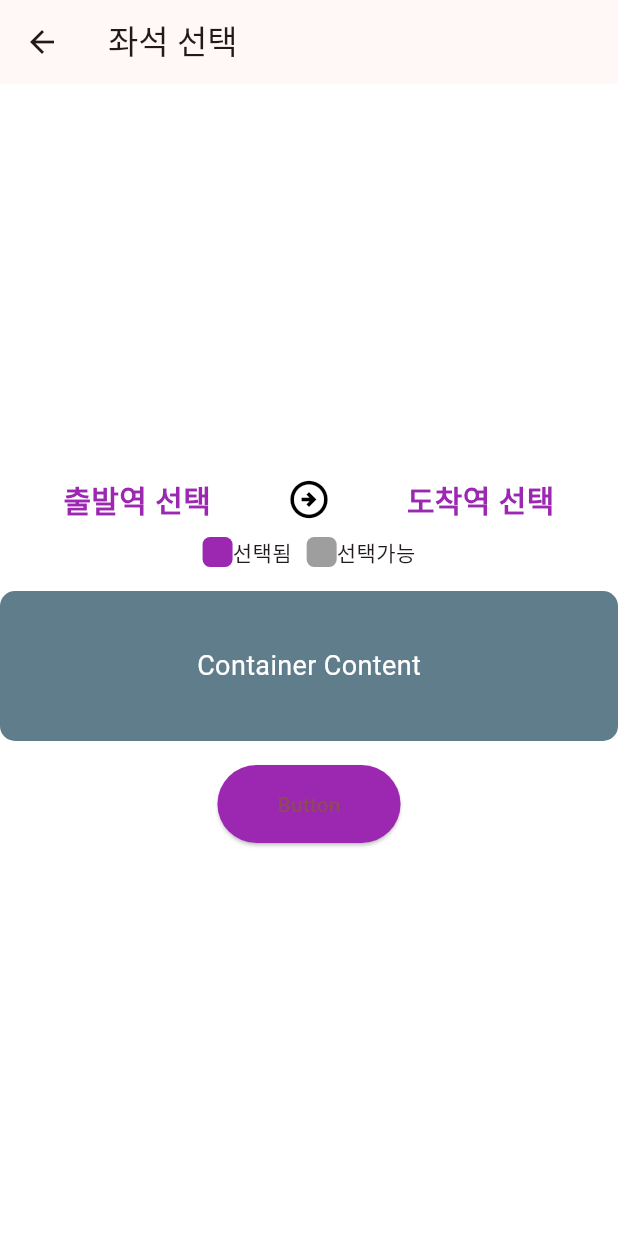
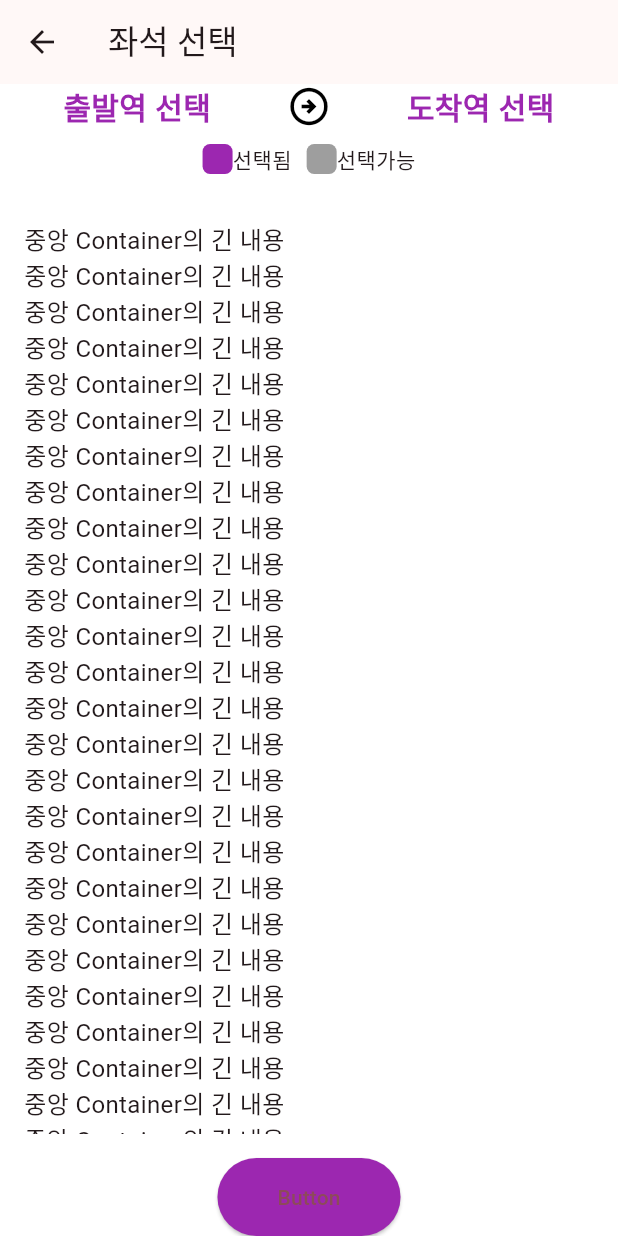
Before and after one commit to ballalssica/flutter_train_app, a Flutter app: the screen it shows after launch, after a tap on "좌석선택", on a phone screen of 412 x 824 dp. Run offline on Flutter 3.47's test engine with Material 3 defaults, Android fonts, the phone set to English and light mode, and no system bars.

Commit message:
docs: SeatChoose 페이지생성

```diff
--- a/lib/seat/seat_page.dart
+++ b/lib/seat/seat_page.dart
@@ -1,4 +1,5 @@
 import 'package:flutter/material.dart';
+import 'package:flutter_train_app/seat/widgets/seat_choose.dart';
 import 'package:flutter_train_app/seat/widgets/selected_station.dart';
 
 class SeatPage extends StatelessWidget {
@@ -16,7 +17,9 @@ class SeatPage extends StatelessWidget {
       appBar: AppBar(
         title: Text('좌석 선택'),
       ),
-      body: Center(
+      body: Container(
+        color: Colors.white,
+        child: Center(
           child: Column(
             mainAxisAlignment: MainAxisAlignment.center,
             children: [
@@ -25,20 +28,8 @@ class SeatPage extends StatelessWidget {
                 arrivalStation: arrivalStation,
               ),
               SizedBox(height: 16),
-            Container(
-              width: double.infinity,
-              height: 100,
-              decoration: BoxDecoration(
-                color: Colors.blueGrey,
-                borderRadius: BorderRadius.circular(10),
-              ),
-              child: Center(
-                child: Text(
-                  'Container Content',
-                  style: TextStyle(fontSize: 18, color: Colors.white),
-                ),
-              ),
-            ),
+              //좌석선택
+              SeatChoose(),
               SizedBox(height: 16),
               ElevatedButton(
                 onPressed: () {
@@ -53,6 +44,7 @@ class SeatPage extends StatelessWidget {
             ],
           ),
         ),
+      ),
     );
   }
 }
--- /dev/null
+++ b/lib/seat/widgets/seat_choose.dart
@@ -0,0 +1,23 @@
+
+import 'package:flutter/material.dart';
+
+class SeatChoose extends StatelessWidget {
+  @override
+  Widget build(BuildContext context) {
+    return Expanded(
+              child: SingleChildScrollView(
+                child: Container(
+                  width: double.infinity,
+                  color: Colors.white,
+                  child: Padding(
+                    padding: EdgeInsets.all(16.0),
+                    child: Text(
+                      '중앙 Container의 긴 내용\n' * 40,
+                      style: TextStyle(fontSize: 16),
+                    ),
+                  ),
+                ),
+              ),
+            );
+  }
+}
```
Lines whose indentation alone changed are shown as unchanged.
